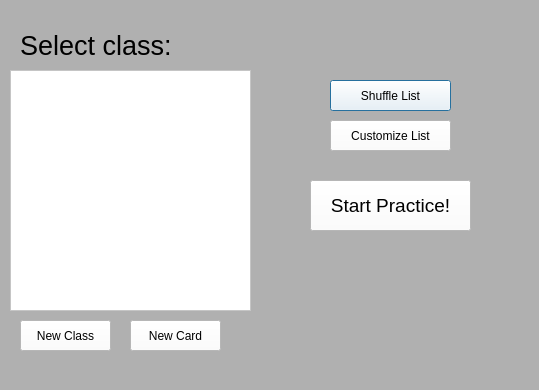
Qt form start.ui (NeverGraceful/FlashCards) before a commit.
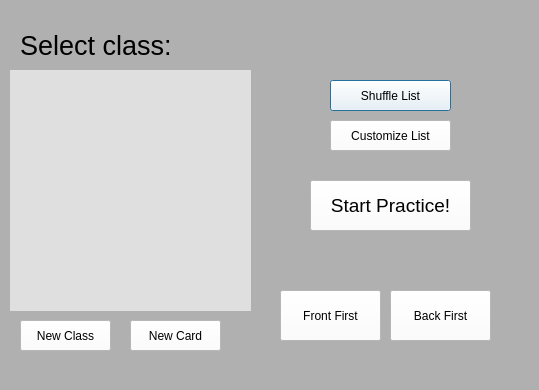
The same form after that commit.

The edit to the form file:
```diff
--- a/start.ui
+++ b/start.ui
@@ -59,25 +59,14 @@
      <height>241</height>
     </rect>
    </property>
+   <property name="styleSheet">
+    <string notr="true">
+background-color: rgb(223, 223, 223);</string>
+   </property>
    <layout class="QGridLayout" name="gridLayout">
     <item row="0" column="0">
-     <widget class="QScrollArea" name="SCROLL_AREA">
-      <property name="styleSheet">
-       <string notr="true">background-color: rgb(255, 255, 255);</string>
-      </property>
-      <property name="widgetResizable">
-       <bool>true</bool>
-      </property>
-      <widget class="QWidget" name="scrollAreaWidgetContents">
-       <property name="geometry">
-        <rect>
-         <x>0</x>
-         <y>0</y>
-         <width>221</width>
-         <height>221</height>
-        </rect>
-       </property>
-      </widget>
+     <widget class="QWidget" name="SCROLL_AREA" native="true">
+      <layout class="QGridLayout" name="gridLayout_2"/>
      </widget>
     </item>
    </layout>
@@ -151,6 +140,38 @@
     <string>New Card</string>
    </property>
   </widget>
+  <widget class="QPushButton" name="FRONT_FIRST">
+   <property name="geometry">
+    <rect>
+     <x>280</x>
+     <y>290</y>
+     <width>101</width>
+     <height>51</height>
+    </rect>
+   </property>
+   <property name="styleSheet">
+    <string notr="true">background-color: rgb(255, 255, 255);</string>
+   </property>
+   <property name="text">
+    <string>Front First</string>
+   </property>
+  </widget>
+  <widget class="QPushButton" name="BACK_FIRST">
+   <property name="geometry">
+    <rect>
+     <x>390</x>
+     <y>290</y>
+     <width>101</width>
+     <height>51</height>
+    </rect>
+   </property>
+   <property name="styleSheet">
+    <string notr="true">background-color: rgb(255, 255, 255);</string>
+   </property>
+   <property name="text">
+    <string>Back First</string>
+   </property>
+  </widget>
  </widget>
  <resources/>
  <connections/>
```
